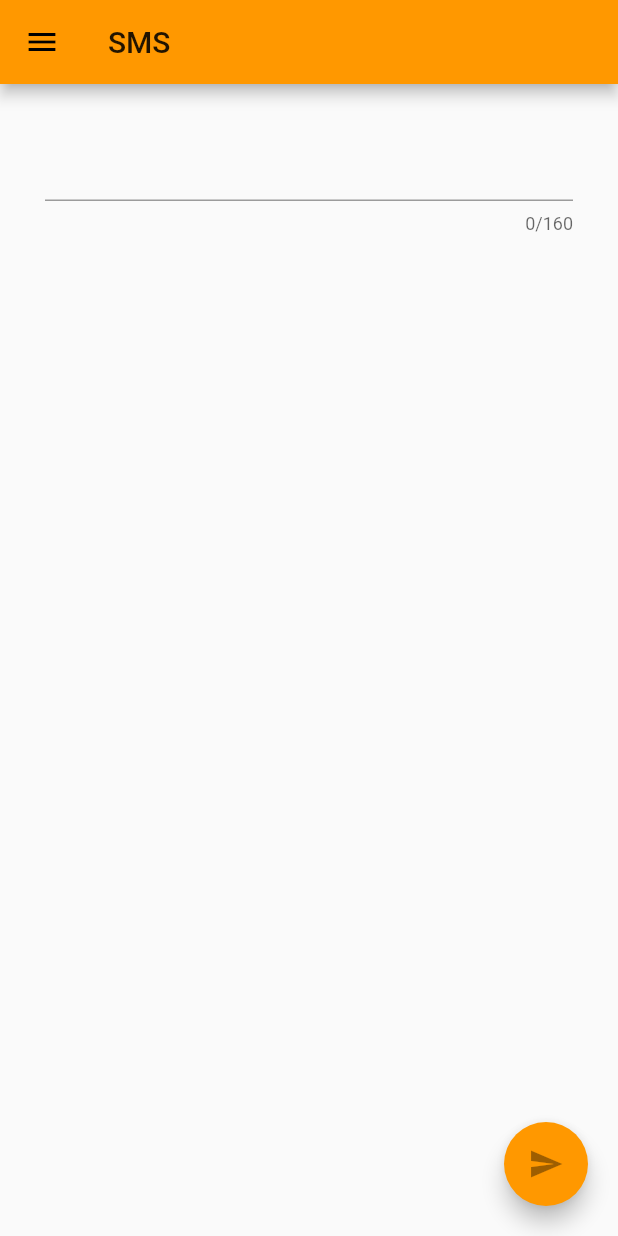
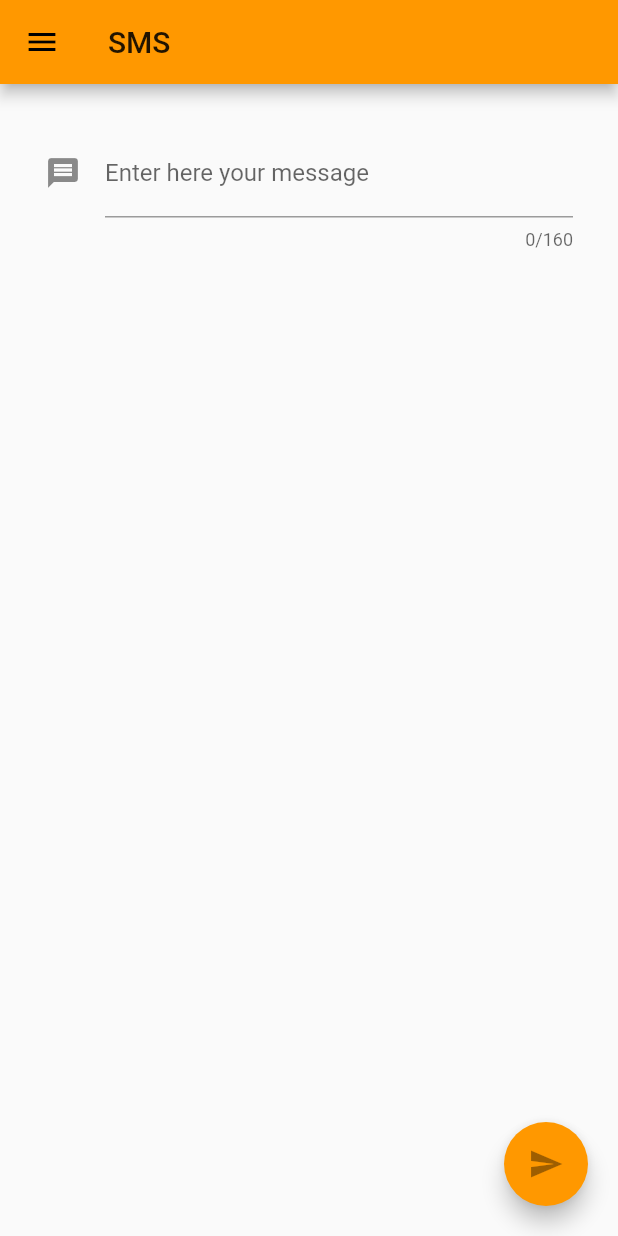
Before and after one commit to JulienMolinier/SMSender, a Flutter app: the SmsPage screen opened by its route, on a phone screen of 412 x 824 dp. Run offline on Flutter 3.47's test engine with Material 2 defaults, Android fonts, the phone set to English and light mode, and no system bars; our stand-ins replace csv, file_picker; missing offline and left inert: flutter_sms.

Commit message:
design text field form

```diff
--- a/lib/widgets/myform.dart
+++ b/lib/widgets/myform.dart
@@ -57,6 +57,11 @@ class MyCustomFormState extends State<MyCustomForm> {
                   }
                   return null;
                 },
+                decoration: InputDecoration(
+                    icon: Icon(Icons.message),
+                    hintText: "Enter the message you want to send",
+                    labelText: "Enter here your message"
+                ),
               )),
           Expanded(
               child: Align(
```
